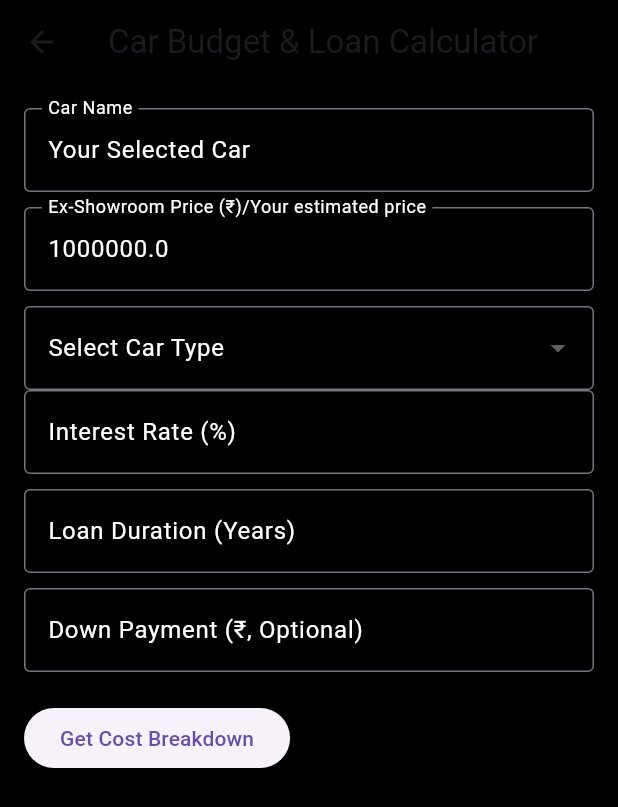
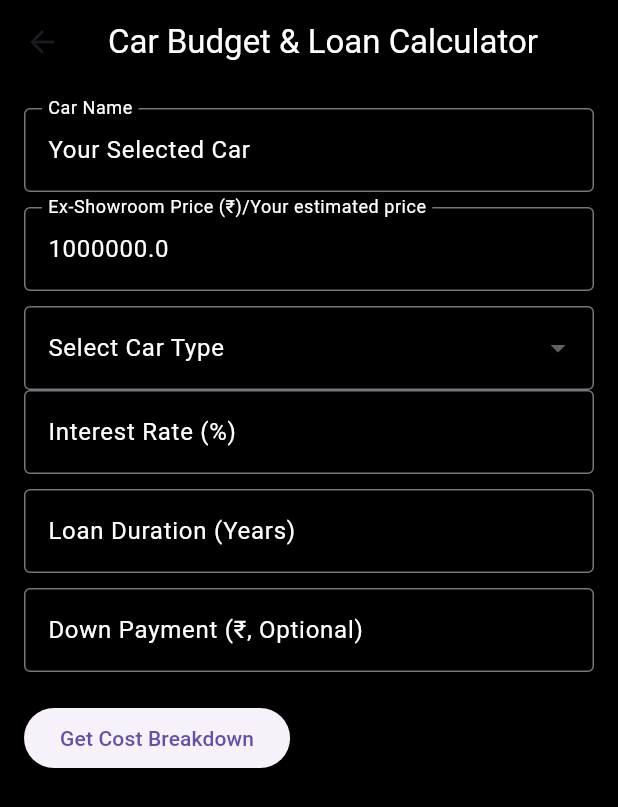
Before and after one commit to Mohitpatil344/Car-Connect, a Flutter app: the HomePage screen opened by its route, after a tap on "Budget", on a phone screen of 412 x 824 dp. Shown: the top 807 px of the screen. Run offline on Flutter 3.47's test engine with Material 3 defaults, Android fonts, the phone set to English and light mode, and no system bars; our stand-ins replace carousel_slider, cloud_firestore, firebase_auth, firebase_core, google_fonts, google_sign_in; accounts and stored records are empty; network calls fail.

Commit message:
basic changes done

```diff
--- a/lib/screens/BudgetPage.dart
+++ b/lib/screens/BudgetPage.dart
@@ -21,7 +21,13 @@ class _BudgetPageState extends State<BudgetPage> {
 
   String? carName, carType;
   double? exShowroomPrice, totalCost, loanEMI, totalLoanPayment;
-  double gst = 0, cess = 0, roadTax = 0, insurance = 0, registration = 0, fastag = 500, accessories = 20000;
+  double gst = 0,
+      cess = 0,
+      roadTax = 0,
+      insurance = 0,
+      registration = 0,
+      fastag = 500,
+      accessories = 20000;
 
   @override
   void initState() {
@@ -43,8 +49,11 @@ class _BudgetPageState extends State<BudgetPage> {
   Widget build(BuildContext context) {
     return Scaffold(
       appBar: AppBar(
-        title: const Text('Car Budget & Loan Calculator'),
-        backgroundColor: Colors.black,
+        backgroundColor: Colors.black, // Dark background
+        title: const Text(
+          'Car Budget & Loan Calculator',
+          style: TextStyle(color: Colors.white), // White text
+        ),
       ),
       backgroundColor: Colors.black,
       body: SingleChildScrollView(
@@ -53,11 +62,17 @@ class _BudgetPageState extends State<BudgetPage> {
           crossAxisAlignment: CrossAxisAlignment.start,
           children: [
             _buildInputField(_carNameController, 'Car Name'),
-            _buildInputField(_priceController, 'Ex-Showroom Price (₹)/Your estimated price', isNumeric: true),
+            _buildInputField(
+                _priceController, 'Ex-Showroom Price (₹)/Your estimated price',
+                isNumeric: true),
             _buildDropdownField(),
-            _buildInputField(_interestController, 'Interest Rate (%)', isNumeric: true),
-            _buildInputField(_durationController, 'Loan Duration (Years)', isNumeric: true),
-            _buildInputField(_downPaymentController, 'Down Payment (₹, Optional)', isNumeric: true),
+            _buildInputField(_interestController, 'Interest Rate (%)',
+                isNumeric: true),
+            _buildInputField(_durationController, 'Loan Duration (Years)',
+                isNumeric: true),
+            _buildInputField(
+                _downPaymentController, 'Down Payment (₹, Optional)',
+                isNumeric: true),
             const SizedBox(height: 10),
             ElevatedButton(
               onPressed: _calculateTotalCost,
@@ -82,14 +97,23 @@ class _BudgetPageState extends State<BudgetPage> {
       dropdownColor: Colors.black,
       style: const TextStyle(color: Colors.white),
       decoration: _inputDecoration('Select Car Type'),
-      items: ['Small Car', 'Mid-Size Car', 'SUV', 'Electric Vehicle (EV)', 'Luxury Car (₹20L+)']
-          .map((type) => DropdownMenuItem(value: type, child: Text(type, style: const TextStyle(color: Colors.white))))
+      items: [
+        'Small Car',
+        'Mid-Size Car',
+        'SUV',
+        'Electric Vehicle (EV)',
+        'Luxury Car (₹20L+)'
+      ]
+          .map((type) => DropdownMenuItem(
+              value: type,
+              child: Text(type, style: const TextStyle(color: Colors.white))))
           .toList(),
       onChanged: (value) => setState(() => carType = value),
     );
   }
 
-  Widget _buildInputField(TextEditingController controller, String label, {bool isNumeric = false}) {
+  Widget _buildInputField(TextEditingController controller, String label,
+      {bool isNumeric = false}) {
     return Padding(
       padding: const EdgeInsets.only(bottom: 10),
       child: TextField(
@@ -157,7 +181,14 @@ class _BudgetPageState extends State<BudgetPage> {
     }
 
     // Calculate total on-road cost
-    totalCost = exShowroomPrice! + gst + cess + roadTax + insurance + registration + fastag + accessories;
+    totalCost = exShowroomPrice! +
+        gst +
+        cess +
+        roadTax +
+        insurance +
+        registration +
+        fastag +
+        accessories;
 
     // Calculate Loan EMI & Total Loan Cost
     double loanAmount = totalCost! - downPayment;
@@ -177,11 +208,17 @@ class _BudgetPageState extends State<BudgetPage> {
     return Column(
       crossAxisAlignment: CrossAxisAlignment.start,
       children: [
-        Text('Breakdown for $carName ($carType)', style: const TextStyle(color: Colors.white, fontSize: 18, fontWeight: FontWeight.bold)),
-        _buildCostRow('Total On-Road Price (Without Loan)', totalCost!, isTotal: true),
+        Text('Breakdown for $carName ($carType)',
+            style: const TextStyle(
+                color: Colors.white,
+                fontSize: 18,
+                fontWeight: FontWeight.bold)),
+        _buildCostRow('Total On-Road Price (Without Loan)', totalCost!,
+            isTotal: true),
         if (loanEMI != null && totalLoanPayment != null) ...[
           _buildCostRow('Monthly EMI', loanEMI!, isTotal: true),
-          _buildCostRow('Total Cost with Loan & Interest', totalLoanPayment!, isTotal: true),
+          _buildCostRow('Total Cost with Loan & Interest', totalLoanPayment!,
+              isTotal: true),
         ],
       ],
     );
@@ -193,8 +230,16 @@ class _BudgetPageState extends State<BudgetPage> {
       child: Row(
         mainAxisAlignment: MainAxisAlignment.spaceBetween,
         children: [
-          Text(title, style: TextStyle(color: Colors.white, fontSize: isTotal ? 18 : 16, fontWeight: isTotal ? FontWeight.bold : FontWeight.normal)),
-          Text('₹${amount.toStringAsFixed(2)}', style: TextStyle(color: Colors.white, fontSize: isTotal ? 18 : 16, fontWeight: isTotal ? FontWeight.bold : FontWeight.normal)),
+          Text(title,
+              style: TextStyle(
+                  color: Colors.white,
+                  fontSize: isTotal ? 18 : 16,
+                  fontWeight: isTotal ? FontWeight.bold : FontWeight.normal)),
+          Text('₹${amount.toStringAsFixed(2)}',
+              style: TextStyle(
+                  color: Colors.white,
+                  fontSize: isTotal ? 18 : 16,
+                  fontWeight: isTotal ? FontWeight.bold : FontWeight.normal)),
         ],
       ),
     );
@@ -206,7 +251,8 @@ class _BudgetPageState extends State<BudgetPage> {
       builder: (context) {
         return AlertDialog(
           backgroundColor: Colors.black,
-          title: Text('Detailed Cost Breakdown for $carName ($carType)', style: const TextStyle(color: Colors.white)),
+          title: Text('Detailed Cost Breakdown for $carName ($carType)',
+              style: const TextStyle(color: Colors.white)),
           content: SingleChildScrollView(
             child: Column(
               crossAxisAlignment: CrossAxisAlignment.start,
@@ -221,7 +267,10 @@ class _BudgetPageState extends State<BudgetPage> {
                 _buildCostRow('Accessories', accessories),
                 _buildCostRow('Total On-Road Price', totalCost!, isTotal: true),
                 if (loanEMI != null && totalLoanPayment != null) ...[
-                  _buildCostRow('Loan Amount', totalCost! - (double.tryParse(_downPaymentController.text) ?? 0)),
+                  _buildCostRow(
+                      'Loan Amount',
+                      totalCost! -
+                          (double.tryParse(_downPaymentController.text) ?? 0)),
                   _buildCostRow('Monthly EMI', loanEMI!),
                   _buildCostRow('Total Loan Payment', totalLoanPayment!),
                 ],
--- a/lib/screens/UsedCarScreen.dart
+++ b/lib/screens/UsedCarScreen.dart
@@ -94,12 +94,11 @@ Navigator.push(
           context,
           MaterialPageRoute(
             builder: (context) => FilteredUsedCarsScreen(
-      minPrice: 0,
-      maxPrice: 5000000,
+              minPrice: (_budgetRange.start * 100000).toInt(),
+              maxPrice: (_budgetRange.end * 100000).toInt(),
             ),
           ),
         );
-
       },
       style: ElevatedButton.styleFrom(
         backgroundColor: Colors.white,
--- a/lib/screens/home.dart
+++ b/lib/screens/home.dart
@@ -102,23 +102,23 @@ class _HomePageState extends State<HomePage> {
         child: Column(
           crossAxisAlignment: CrossAxisAlignment.start,
           children: [
-            Padding(
-              padding: const EdgeInsets.all(16.0),
-              child: TextField(
-                style: const TextStyle(color: Colors.white),
-                decoration: InputDecoration(
-                  hintText: "Search for your car e.g. Creta",
-                  hintStyle: TextStyle(color: Colors.white60),
-                  filled: true,
-                  fillColor: Colors.grey[900],
-                  border: OutlineInputBorder(
-                    borderRadius: BorderRadius.circular(10),
-                    borderSide: BorderSide.none,
-                  ),
-                  prefixIcon: Icon(Icons.search, color: Colors.white60),
-                ),
-              ),
-            ),
+            // Padding(
+            //   padding: const EdgeInsets.all(16.0),
+            //   child: TextField(
+            //     style: const TextStyle(color: Colors.white),
+            //     decoration: InputDecoration(
+            //       // hintText: "Search for your car e.g. Creta",
+            //       hintStyle: TextStyle(color: Colors.white60),
+            //       filled: true,
+            //       fillColor: Colors.grey[900],
+            //       border: OutlineInputBorder(
+            //         borderRadius: BorderRadius.circular(10),
+            //         borderSide: BorderSide.none,
+            //       ),
+            //       prefixIcon: Icon(Icons.search, color: Colors.white60),
+            //     ),
+            //   ),
+            // ),
             Padding(
               padding: const EdgeInsets.symmetric(horizontal: 16.0),
               child: Row(
```
Also changed, not shown: lib/screens/FilteredUsedCarsScreen.dart (+20 -10 lines). Lines whose indentation alone changed are shown as unchanged.
